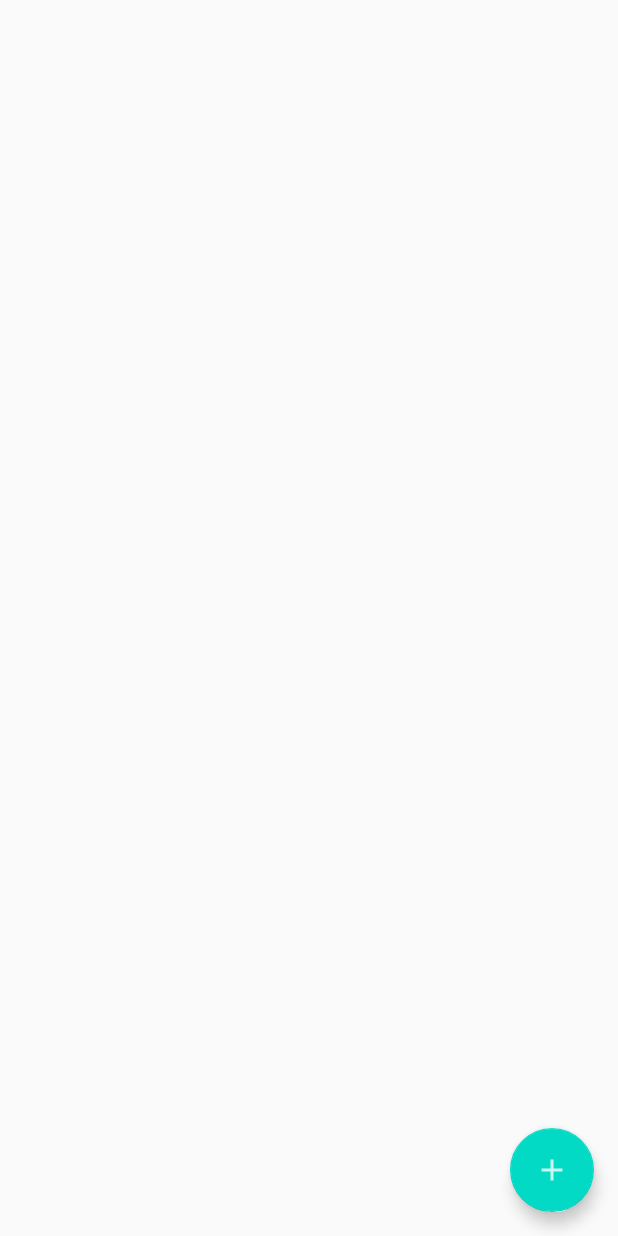
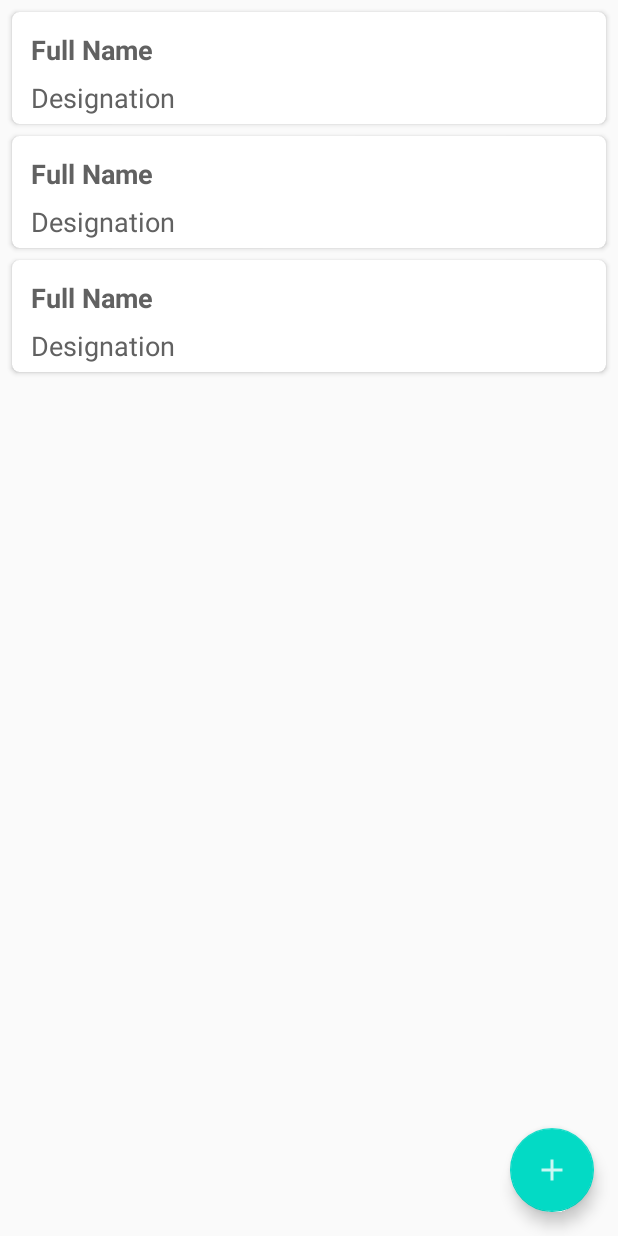
Before and after one commit to appdevgenie/GloboMed, an Android app: the layout activity_main.xml on its own in the app's theme, with its tools: preview values and no code run, on a phone screen of 412 x 824 dp. Run offline under Robolectric (Android 15) with nearby library versions, the phone set to English and light mode, and no system bars.

```diff
--- a/app/src/main/java/com/globomed/learn/GloboMedDBContract.kt
+++ b/app/src/main/java/com/globomed/learn/GloboMedDBContract.kt
@@ -7,13 +7,14 @@ object GloboMedDBContract {
 
     object EmployeeEntry : BaseColumns {
         const val TABLE_NAME = "employee"
+        const val COLUMN_ID = _ID
         const val COLUMN_NAME = "name"
         const val COLUMN_DOB = "dob"
         const val COLUMN_DESIGNATION = "designation"
 
         const val SQL_CREATE_ENTRIES =
             "CREATE TABLE $TABLE_NAME (" +
-                    _ID + " INTEGER PRIMARY KEY AUTOINCREMENT, " +
+                    COLUMN_ID + " INTEGER PRIMARY KEY AUTOINCREMENT, " +
                     "$COLUMN_NAME TEXT NOT NULL, " +
                     "$COLUMN_DOB INTEGER NOT NULL, " +
                     "$COLUMN_DESIGNATION TEXT NOT NULL)"
--- a/app/src/main/res/layout/activity_main.xml
+++ b/app/src/main/res/layout/activity_main.xml
@@ -7,13 +7,26 @@
     android:layout_height="match_parent"
     tools:context=".MainActivity">
 
+    <androidx.recyclerview.widget.RecyclerView
+        android:id="@+id/recyclerView"
+        android:layout_width="match_parent"
+        android:layout_height="match_parent"
+        app:layout_constraintBottom_toBottomOf="parent"
+        app:layout_constraintEnd_toEndOf="parent"
+        app:layout_constraintStart_toStartOf="parent"
+        app:layout_constraintTop_toTopOf="parent"
+        tools:listitem="@layout/list_item">
+
+    </androidx.recyclerview.widget.RecyclerView>
+
     <com.google.android.material.floatingactionbutton.FloatingActionButton
         android:id="@+id/fab"
         android:layout_width="wrap_content"
         android:layout_height="wrap_content"
         android:layout_gravity="bottom|end"
         android:layout_margin="16dp"
-        app:layout_constraintBottom_toBottomOf="parent"
+        android:layout_marginBottom="16dp"
+        app:layout_constraintBottom_toBottomOf="@+id/recyclerView"
         app:layout_constraintEnd_toEndOf="parent"
         app:layout_constraintHorizontal_bias="1.0"
         app:layout_constraintStart_toStartOf="parent"
--- /dev/null
+++ b/app/src/main/res/layout/list_item.xml
@@ -0,0 +1,43 @@
+<?xml version="1.0" encoding="utf-8"?>
+<androidx.cardview.widget.CardView
+    xmlns:app="http://schemas.android.com/apk/res-auto"
+    xmlns:android="http://schemas.android.com/apk/res/android"
+    android:layout_height="wrap_content"
+    android:layout_width="match_parent"
+    app:cardCornerRadius="5dp"
+    android:layout_marginLeft="8dp"
+    android:layout_marginRight="8dp"
+    android:layout_marginTop="8dp">
+
+    <androidx.constraintlayout.widget.ConstraintLayout
+        android:layout_width="match_parent"
+        android:layout_height="wrap_content"
+        android:padding="5dp">
+
+        <TextView
+            android:id="@+id/tvEmpName"
+            android:layout_width="wrap_content"
+            android:layout_height="wrap_content"
+            android:layout_margin="7dp"
+            android:layout_marginTop="4dp"
+            android:text="@string/name"
+            android:textColor="#616161"
+            android:textSize="18sp"
+            android:textStyle="bold"
+            app:layout_constraintStart_toStartOf="parent"
+            app:layout_constraintTop_toTopOf="parent" />
+
+        <TextView
+            android:id="@+id/tvEmpDesignation"
+            android:layout_width="wrap_content"
+            android:layout_height="wrap_content"
+            android:layout_margin="7dp"
+            android:text="@string/designation"
+            android:textColor="#616161"
+            android:textSize="18sp"
+            app:layout_constraintStart_toStartOf="parent"
+            app:layout_constraintTop_toBottomOf="@+id/tvEmpName" />
+
+    </androidx.constraintlayout.widget.ConstraintLayout>
+
+</androidx.cardview.widget.CardView>
```
Also changed, not shown: app/src/main/java/com/globomed/learn/DataManager.kt (added, +78 -0 lines), app/src/main/java/com/globomed/learn/Employee.kt (+6 -1 lines), app/src/main/java/com/globomed/learn/EmployeeListAdapter.kt (added, +60 -0 lines), app/src/main/java/com/globomed/learn/MainActivity.kt (+15 -0 lines).
